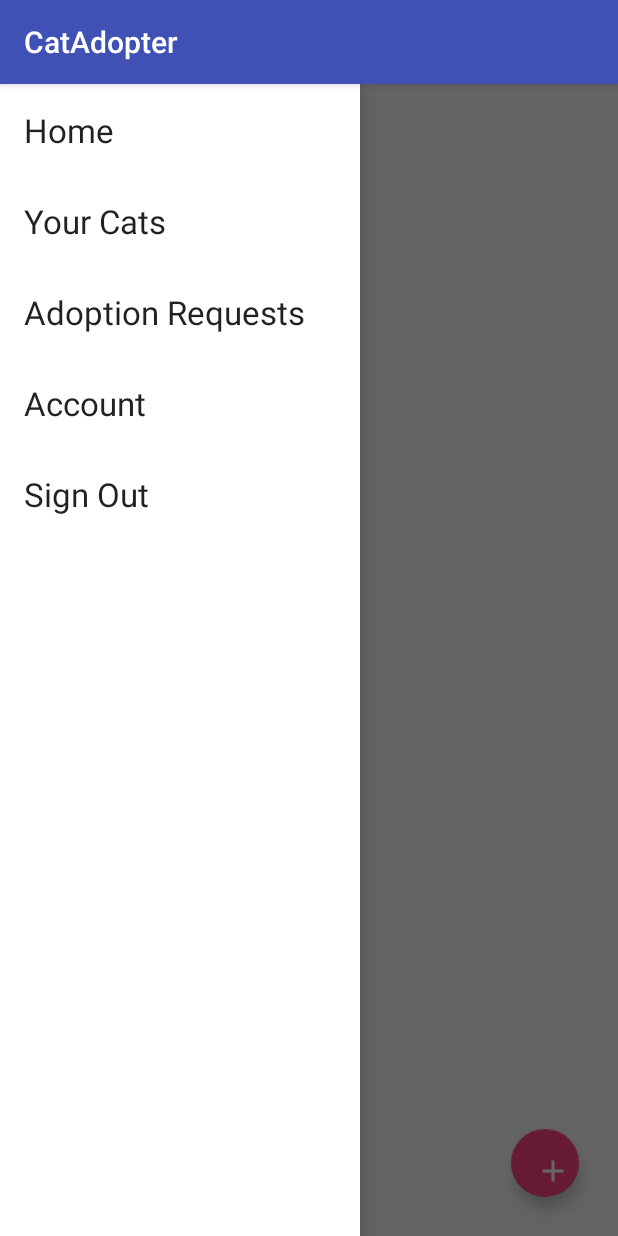
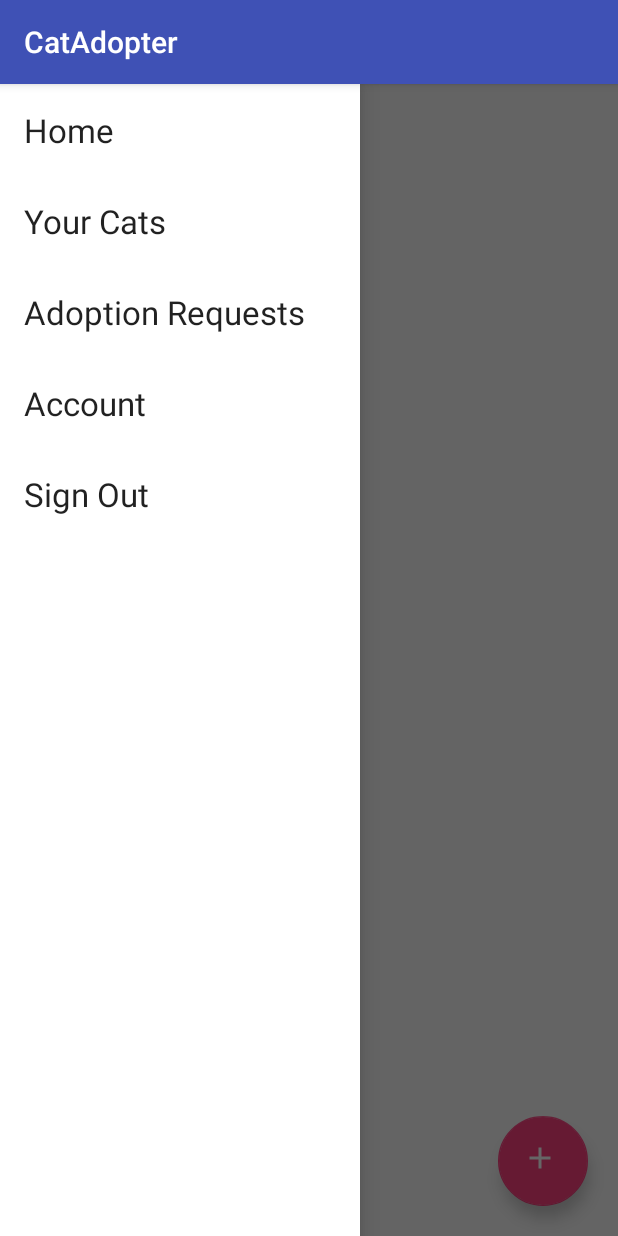
Before and after one commit to kurt-bautista/cat-adopter, an Android app: the screen it shows after launch once a user with an empty profile is signed in (MainActivity), with the side drawer open, on a phone screen of 412 x 824 dp. Run offline under Robolectric (Android 15) with nearby library versions, the phone set to English and light mode, and no system bars; our stand-ins replace Firebase (no records; nobody signed in at launch, a user with empty details on screens opened directly).

Commit message:
FAB layout edits

```diff
--- a/app/src/main/res/layout/activity_main.xml
+++ b/app/src/main/res/layout/activity_main.xml
@@ -22,10 +22,10 @@
             android:id="@+id/listView2" />
 
         <android.support.design.widget.FloatingActionButton
-            android:layout_width="45dp"
-            android:layout_height="45dp"
+            android:layout_width="60dp"
+            android:layout_height="60dp"
             android:layout_gravity="bottom|end"
-            android:layout_margin="26dp"
+            android:layout_margin="20dp"
             android:clickable="true"
             android:onClick="newCat"
             android:src="@drawable/ic_add_white_24px"/>
```
